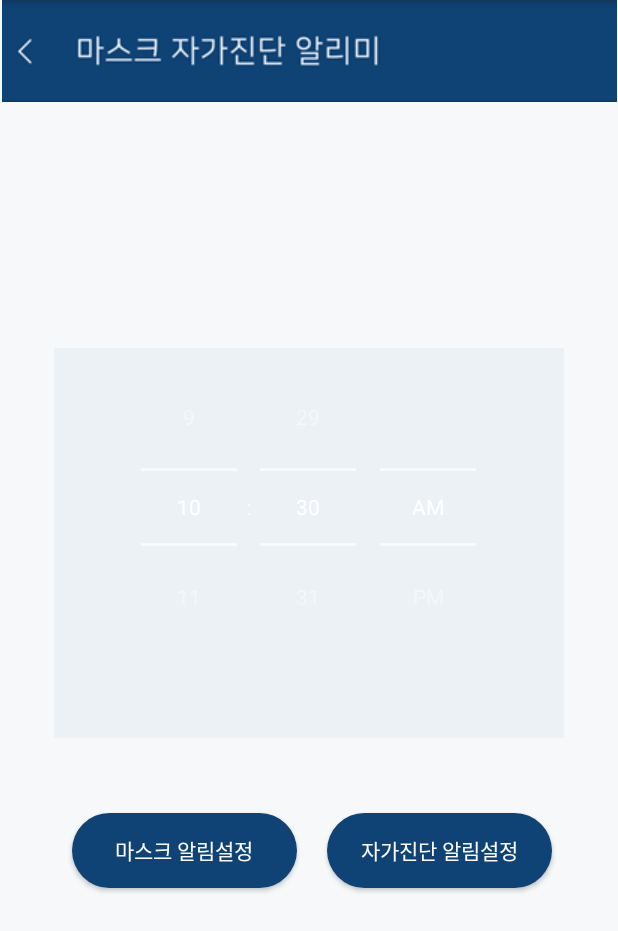
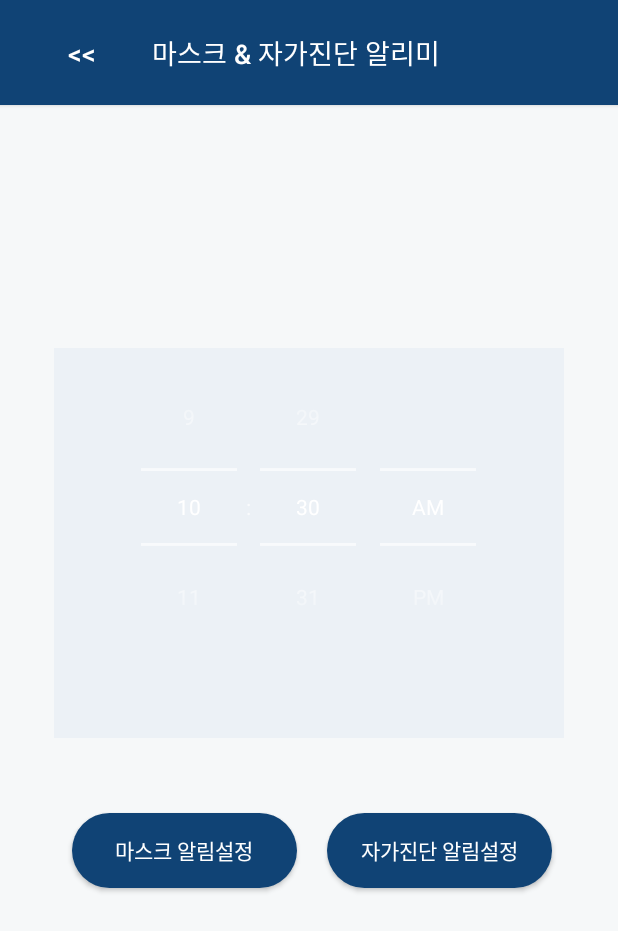
Before and after one commit to Shinipsae/COVID19HELPER, an Android app: the AlarmActivity screen opened directly, with no data from a screen before it, after a tap on "마스크 알림설정", on a phone screen of 412 x 824 dp. Shown: the top 931 px of the screen. Run offline under Robolectric (Android 15) with nearby library versions, the phone set to English and light mode, and no system bars.

Commit message:
2021 itshow release

```diff
--- a/COVID19HELPER/app/src/main/java/com/mirim/covid19helper/AlarmActivity.java
+++ b/COVID19HELPER/app/src/main/java/com/mirim/covid19helper/AlarmActivity.java
@@ -1,6 +1,4 @@
 package com.mirim.covid19helper;
-
-import androidx.appcompat.app.AppCompatActivity;
 
 import android.app.AlarmManager;
 import android.app.PendingIntent;
@@ -9,33 +7,25 @@ import android.content.Context;
 import android.content.Intent;
 import android.content.SharedPreferences;
 import android.content.pm.PackageManager;
-import android.content.res.Resources;
-import android.graphics.Color;
-import android.graphics.Paint;
 import android.os.Build;
 import android.os.Bundle;
 import android.view.View;
 import android.widget.Button;
-import android.widget.EditText;
-import android.widget.NumberPicker;
 import android.widget.TimePicker;
 import android.widget.Toast;
 
+import androidx.appcompat.app.AppCompatActivity;
+
 import com.mirim.covid19helper.R;
 
-import java.lang.reflect.Field;
+
 import java.text.SimpleDateFormat;
 import java.util.Calendar;
 import java.util.Date;
 import java.util.GregorianCalendar;
 import java.util.Locale;
 
-import static com.mirim.covid19helper.TimerActivity.setNumberPickerTextColor;
-
 public class AlarmActivity extends AppCompatActivity {
-
-    private TimePicker tStartTime;
-    private TimePicker tStopTime;
 
     Button tool;
 
@@ -44,27 +34,7 @@ public class AlarmActivity extends AppCompatActivity {
         super.onCreate(savedInstanceState);
         setContentView(R.layout.activity_alarm);
 
-        int hour_NumberPicker_id = Resources.getSystem().getIdentifier("hour", "id", "android");
-
-        int minute_NumberPicker_id = Resources.getSystem().getIdentifier("minute", "id", "android");
-
-        NumberPicker hourNumberPicker1 = (NumberPicker)tStartTime.findViewById(hour_NumberPicker_id);
-
-        NumberPicker minuteNumberPicker1 = (NumberPicker)tStartTime.findViewById(minute_NumberPicker_id);
-
-        NumberPicker hourNumberPicker2 = (NumberPicker)tStopTime.findViewById(hour_NumberPicker_id);
-
-        NumberPicker minuteNumberPicker2 = (NumberPicker)tStopTime.findViewById(minute_NumberPicker_id);
-
-        setNumberPickerTextColor(hourNumberPicker1, Color.BLACK);
-
-        setNumberPickerTextColor(hourNumberPicker2, Color.BLACK);
-
-        setNumberPickerTextColor(minuteNumberPicker1, Color.BLACK);
-
-        setNumberPickerTextColor(minuteNumberPicker2, Color.BLACK);
-
-        tool = (Button)findViewById(R.id.tool);
+        tool = (Button) findViewById(R.id.tool);
         tool.setOnClickListener(new View.OnClickListener() {
             @Override
             public void onClick(View view) {
@@ -74,20 +44,19 @@ public class AlarmActivity extends AppCompatActivity {
             }
         });
 
-        final TimePicker picker=(TimePicker)findViewById(R.id.timePicker);
+        final TimePicker picker = (TimePicker) findViewById(R.id.timePicker);
         final int hour;
         final int minute;
-        if (android.os.Build.VERSION.SDK_INT >= android.os.Build.VERSION_CODES.M) {
+        if (Build.VERSION.SDK_INT >= Build.VERSION_CODES.M) {
             picker.setMinute(10);
         } else {
             picker.setCurrentMinute(10);
         }
-        if (android.os.Build.VERSION.SDK_INT >= android.os.Build.VERSION_CODES.M) {
+        if (Build.VERSION.SDK_INT >= Build.VERSION_CODES.M) {
             hour = picker.getMinute();
         } else {
             hour = picker.getCurrentMinute();
         }
-
 
 
         // 앞서 설정한 값으로 보여주기
@@ -100,7 +69,7 @@ public class AlarmActivity extends AppCompatActivity {
 
         Date nextDate = nextNotifyTime.getTime();
 //        String date_text = new SimpleDateFormat("yyyy년 MM월 dd일 EE요일 a hh시 mm분 ", Locale.getDefault()).format(nextDate);
-//        Toast.makeText(getApplicationContext(),"기본 알람은 " + date_text + "으로 알람이 설정되었습니다!", Toast.LENGTH_SHORT).show();
+//        Toast.makeText(getApplicationContext(), "기본 알람은 " + date_text + "으로 알람이 설정되었습니다!", Toast.LENGTH_SHORT).show();
 
 
         // 이전 설정값으로 TimePicker 초기화
@@ -112,40 +81,36 @@ public class AlarmActivity extends AppCompatActivity {
         int pre_minute = Integer.parseInt(MinuteFormat.format(currentTime));
 
 
-        if (Build.VERSION.SDK_INT >= 23 ){
+        if (Build.VERSION.SDK_INT >= 23) {
             picker.setHour(pre_hour);
             picker.setMinute(pre_minute);
-        }
-        else{
+        } else {
             picker.setCurrentHour(pre_hour);
             picker.setCurrentMinute(pre_minute);
         }
 
-        Button button = (Button) findViewById(R.id.button); // 마스크 - 영
-        Button button1 = (Button) findViewById(R.id.button1); // 자가진단
+        Button button2 = (Button) findViewById(R.id.button2); // 마스크 - 영
+        Button button3 = (Button) findViewById(R.id.button3); // 자가진단
 
-        button.setOnClickListener(new View.OnClickListener() {
+        button2.setOnClickListener(new View.OnClickListener() {
             @Override
             public void onClick(View arg0) {
 
                 int hour, hour_24, minute;
                 String am_pm;
-                if (Build.VERSION.SDK_INT >= 23 ){
+                if (Build.VERSION.SDK_INT >= 23) {
                     hour_24 = picker.getHour();
                     minute = picker.getMinute();
-                }
-                else{
+                } else {
                     hour_24 = picker.getCurrentHour();
                     minute = picker.getCurrentMinute();
                 }
-                if(hour_24 > 12) {
+                if (hour_24 > 12) {
                     am_pm = "PM";
                     hour = hour_24 - 12;
-                }
-                else
-                {
+                } else {
                     hour = hour_24;
-                    am_pm="AM";
+                    am_pm = "AM";
                 }
 
                 // 현재 지정된 시간으로 알람 시간 설정
@@ -162,41 +127,38 @@ public class AlarmActivity extends AppCompatActivity {
 
                 Date currentDateTime = calendar.getTime();
                 String date_text = new SimpleDateFormat("yyyy년 MM월 dd일 a hh시 mm분 ", Locale.getDefault()).format(currentDateTime);
-                Toast.makeText(getApplicationContext(),date_text + "으로 알람이 설정되었습니다!", Toast.LENGTH_SHORT).show();
+                Toast.makeText(getApplicationContext(), date_text + "으로 알람이 설정되었습니다!", Toast.LENGTH_SHORT).show();
 
                 //  Preference에 설정한 값 저장
                 SharedPreferences.Editor editor = getSharedPreferences("daily alarm", MODE_PRIVATE).edit();
-                editor.putLong("nextNotifyTime", (long)calendar.getTimeInMillis());
+                editor.putLong("nextNotifyTime", (long) calendar.getTimeInMillis());
                 editor.apply();
 
 
-                diaryNotification(calendar);
+                diaryNotification2(calendar);
             }
 
         });
 
-        button1.setOnClickListener(new View.OnClickListener() {
+        button3.setOnClickListener(new View.OnClickListener() {
             @Override
             public void onClick(View arg0) {
 
                 int hour, hour_24, minute;
                 String am_pm;
-                if (Build.VERSION.SDK_INT >= 23 ){
+                if (Build.VERSION.SDK_INT >= 23) {
                     hour_24 = picker.getHour();
                     minute = picker.getMinute();
-                }
-                else{
+                } else {
                     hour_24 = picker.getCurrentHour();
                     minute = picker.getCurrentMinute();
                 }
-                if(hour_24 > 12) {
+                if (hour_24 > 12) {
                     am_pm = "PM";
                     hour = hour_24 - 12;
-                }
-                else
-                {
+                } else {
                     hour = hour_24;
-                    am_pm="AM";
+                    am_pm = "AM";
                 }
 
                 // 현재 지정된 시간으로 알람 시간 설정
@@ -213,71 +175,21 @@ public class AlarmActivity extends AppCompatActivity {
 
                 Date currentDateTime = calendar.getTime();
                 String date_text = new SimpleDateFormat("yyyy년 MM월 dd일 a hh시 mm분 ", Locale.getDefault()).format(currentDateTime);
-                Toast.makeText(getApplicationContext(),date_text + "으로 알람이 설정되었습니다!", Toast.LENGTH_SHORT).show();
+                Toast.makeText(getApplicationContext(), date_text + "으로 알람이 설정되었습니다!", Toast.LENGTH_SHORT).show();
 
                 //  Preference에 설정한 값 저장
                 SharedPreferences.Editor editor = getSharedPreferences("daily alarm", MODE_PRIVATE).edit();
-                editor.putLong("nextNotifyTime", (long)calendar.getTimeInMillis());
+                editor.putLong("nextNotifyTime", (long) calendar.getTimeInMillis());
                 editor.apply();
 
 
-                diaryNotification1(calendar);
+                diaryNotification3(calendar);
             }
 
         });
-
-
     }
 
-    public static boolean setNumberPickerTextColor(NumberPicker numberPicker, int color) {
-
-        final int count = numberPicker.getChildCount();
-
-            for (int i=0;i<count;i++) {
-
-                View child = numberPicker.getChildAt(i);
-
-                if (child instanceof EditText) {
-
-                    try {
-
-                        Field selectorWheelPaintField = numberPicker.getClass()
-
-                                .getDeclaredField("mSelectorWheelPaint");
-
-                        selectorWheelPaintField.setAccessible(true);
-
-                        ((Paint) selectorWheelPaintField.get(numberPicker)).setColor(color);
-
-                        ((EditText) child).setTextColor(color);
-
-                        numberPicker.invalidate();
-
-                        return true;
-
-                    } catch (NoSuchFieldException e) {
-
-                        //Log.w("setNumberPickerTextColor", e);
-
-                    } catch (IllegalAccessException e) {
-
-                        //Log.w("setNumberPickerTextColor", e);
-
-                    } catch (IllegalArgumentException e) {
-
-                        //Log.w("setNumberPickerTextColor", e);
-
-                    }
-
-                }
-
-            }
-
-            return false;
-
-        }
-
-    void diaryNotification(Calendar calendar)
+    void diaryNotification2(Calendar calendar)
     {
 //        PreferenceManager.setDefaultValues(this, R.xml.preferences, false);
 //        SharedPreferences sharedPref = PreferenceManager.getDefaultSharedPreferences(this);
@@ -286,7 +198,7 @@ public class AlarmActivity extends AppCompatActivity {
 
         PackageManager pm = this.getPackageManager();
         ComponentName receiver = new ComponentName(this, DeviceBootReceiver.class);
-        Intent alarmIntent = new Intent(this, AlarmReceiver.class);
+        Intent alarmIntent = new Intent(this, AlarmReceiver2.class);
         PendingIntent pendingIntent = PendingIntent.getBroadcast(this, 0, alarmIntent, 0);
         AlarmManager alarmManager = (AlarmManager) getSystemService(Context.ALARM_SERVICE);
 
@@ -322,7 +234,7 @@ public class AlarmActivity extends AppCompatActivity {
         }
     }
 
-    void diaryNotification1(Calendar calendar)
+    void diaryNotification3(Calendar calendar)
     {
 //        PreferenceManager.setDefaultValues(this, R.xml.preferences, false);
 //        SharedPreferences sharedPref = PreferenceManager.getDefaultSharedPreferences(this);
@@ -331,7 +243,7 @@ public class AlarmActivity extends AppCompatActivity {
 
         PackageManager pm = this.getPackageManager();
         ComponentName receiver = new ComponentName(this, DeviceBootReceiver.class);
-        Intent alarmIntent = new Intent(this, AlarmReceiver1.class);
+        Intent alarmIntent = new Intent(this, AlarmReceiver3.class);
         PendingIntent pendingIntent = PendingIntent.getBroadcast(this, 0, alarmIntent, 0);
         AlarmManager alarmManager = (AlarmManager) getSystemService(Context.ALARM_SERVICE);
 
--- a/COVID19HELPER/app/src/main/java/com/mirim/covid19helper/MenuActivity.java
+++ b/COVID19HELPER/app/src/main/java/com/mirim/covid19helper/MenuActivity.java
@@ -3,14 +3,12 @@ package com.mirim.covid19helper;
 import android.content.Intent;
 import android.net.Uri;
 import android.os.Bundle;
-import android.util.Log;
 import android.view.View;
 import android.widget.ImageButton;
 
 import androidx.appcompat.app.AppCompatActivity;
 
 import com.mirim.covid19helper.R;
-// import androidx.appcompat.app.AppCompatActivity;
 
 public class MenuActivity extends AppCompatActivity {
 
--- a/COVID19HELPER/app/src/main/res/layout/activity_alarm.xml
+++ b/COVID19HELPER/app/src/main/res/layout/activity_alarm.xml
@@ -14,14 +14,14 @@
         android:layout_height="260dp"
         android:background="#ecf1f6"
         android:timePickerMode="spinner"
-        app:layout_constraintBottom_toTopOf="@id/button"
+        app:layout_constraintBottom_toTopOf="@id/button2"
         app:layout_constraintLeft_toLeftOf="parent"
         app:layout_constraintRight_toRightOf="parent"
         app:layout_constraintTop_toTopOf="parent"
         app:layout_constraintVertical_chainStyle="packed" />
 
     <Button
-        android:id="@+id/button"
+        android:id="@+id/button2"
         android:layout_width="150dp"
         android:layout_height="50dp"
         android:layout_marginTop="50dp"
@@ -34,7 +34,7 @@
         app:layout_constraintTop_toBottomOf="@id/timePicker" />
 
     <Button
-        android:id="@+id/button1"
+        android:id="@+id/button3"
         android:layout_width="150dp"
         android:layout_height="50dp"
         android:layout_marginTop="50dp"
@@ -47,16 +47,15 @@
         app:layout_constraintTop_toBottomOf="@id/timePicker"
         app:layout_constraintVertical_bias="0.0" />
 
-    <ImageButton
-        android:layout_width="match_parent"
-        android:layout_height="68dp"
-        app:layout_constraintBottom_toBottomOf="parent"
+    <Button
+        android:id="@+id/tool"
+        android:layout_width="423dp"
+        android:layout_height="70dp"
+        android:background="#104375"
+        android:text="&lt;&lt;        마스크 &amp; 자가진단 알리미                "
+        android:textSize="18dp"
         app:layout_constraintEnd_toEndOf="parent"
-        app:layout_constraintHorizontal_bias="0.0"
         app:layout_constraintStart_toStartOf="parent"
-        app:layout_constraintTop_toTopOf="parent"
-        app:layout_constraintVertical_bias="0.0"
-        app:srcCompat="@drawable/alarmback" />
-
+        app:layout_constraintTop_toTopOf="parent" />
 
 </androidx.constraintlayout.widget.ConstraintLayout>
```
Also changed, not shown: COVID19HELPER/app/src/main/res/layout/activity_menu.xml (+7 -8 lines), COVID19HELPER/app/src/main/res/layout/activity_menu_ch.xml (+8 -10 lines), COVID19HELPER/app/src/main/res/layout/activity_menu_eng.xml (+8 -9 lines), COVID19HELPER/app/src/main/res/layout/activity_menu_ja.xml (+8 -10 lines).
